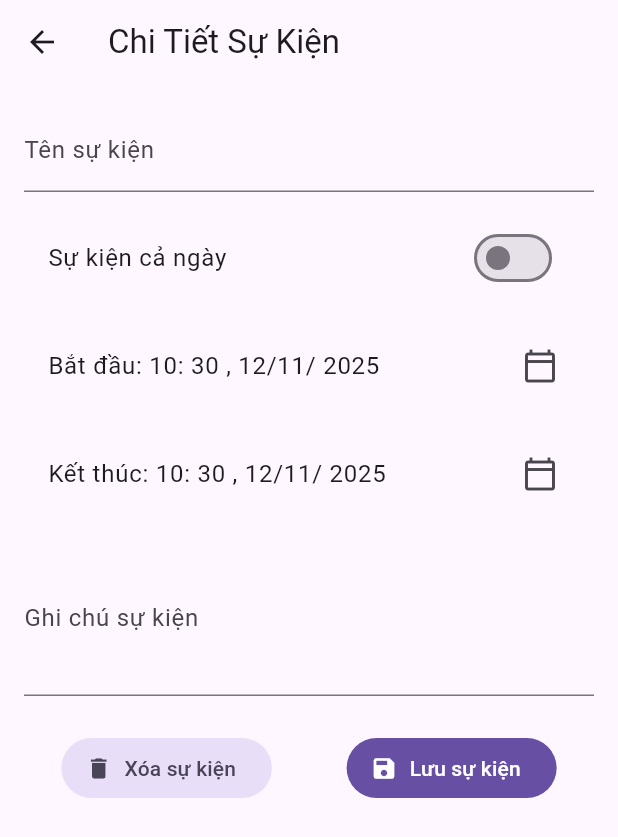
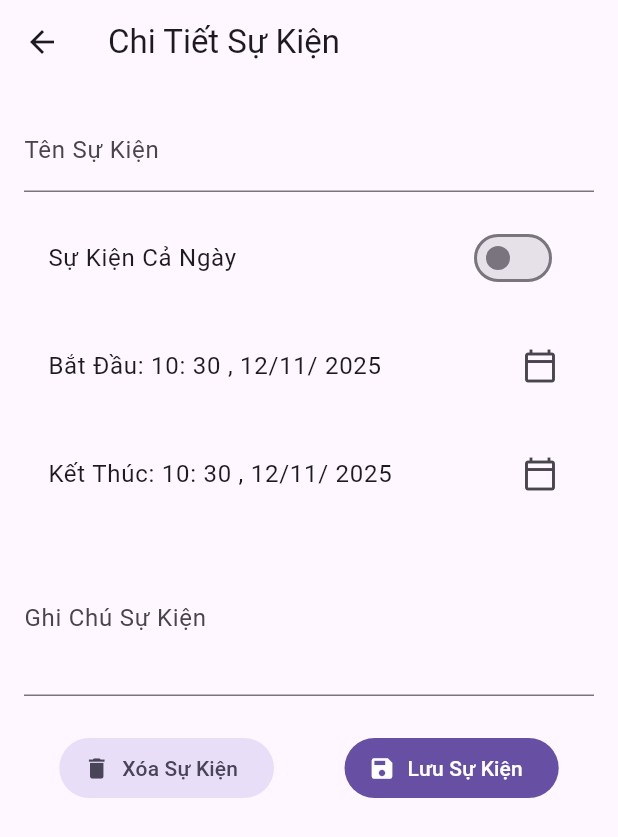
Before and after one commit to provincevu/Event_Manager, a Flutter app: the EventDetailView screen opened directly with empty values, on a phone screen of 412 x 824 dp. Shown: the top 837 px of the screen. Run offline on Flutter 3.47's test engine with Material 3 defaults, Android fonts, the phone set to English and light mode, and no system bars; our stand-ins replace syncfusion_flutter_calendar; missing offline and left inert: localstore.

Commit message:
hoàn thiện chức năng thay đổi ngôn ngữ

```diff
--- a/lib/event/event_detail_view.dart
+++ b/lib/event/event_detail_view.dart
@@ -92,11 +92,11 @@ class _EventDetailViewState extends State<EventDetailView> {
             children: [
               TextField(
                 controller: subjectController,
-                decoration: const InputDecoration(labelText: "Tên sự kiện"),
+                decoration: InputDecoration(labelText: al.labelText),
               ),
               SizedBox(height: 16),
               ListTile(
-                title: const Text("Sự kiện cả ngày"),
+                title: Text(al.allDayEvent),
                 trailing: Switch(
                   value: widget.event.isAllDay,
                   onChanged: (value) {
@@ -109,8 +109,8 @@ class _EventDetailViewState extends State<EventDetailView> {
               const SizedBox(height: 16),
               ListTile(
                 title: Text(widget.event.isAllDay
-                    ? 'Bắt đầu: ${widget.event.startTime.day}/${widget.event.startTime.month}/${widget.event.startTime.year}'
-                    : 'Bắt đầu: ${widget.event.formatedStartTimeString}'),
+                    ? '${al.start}: ${widget.event.startTime.day}/${widget.event.startTime.month}/${widget.event.startTime.year}'
+                    : '${al.start}: ${widget.event.formatedStartTimeString}'),
                 trailing: const Icon(Icons.calendar_today_outlined),
                 onTap: () async {
                   if (widget.event.isAllDay) {
@@ -122,9 +122,7 @@ class _EventDetailViewState extends State<EventDetailView> {
                     );
                     if (picked != null) {
                       setState(() {
-                        // set to start of day
                         widget.event.startTime = DateTime(picked.year, picked.month, picked.day);
-                        // ensure end is after start (for all-day, end = start + 1 day if it was equal or before)
                         if (!widget.event.endTime.isAfter(widget.event.startTime)) {
                           widget.event.endTime = widget.event.startTime.add(const Duration(days: 1));
                         }
@@ -138,7 +136,7 @@ class _EventDetailViewState extends State<EventDetailView> {
 
               if (widget.event.isAllDay)
                 ListTile(
-                  title: Text('Chọn giờ bắt đầu: ${TimeOfDay.fromDateTime(widget.event.startTime).format(context)}'),
+                  title: Text('${al.chooseStartTime}: ${TimeOfDay.fromDateTime(widget.event.startTime).format(context)}'),
                   trailing: const Icon(Icons.access_time_outlined),
                   onTap: () async {
                     final pickedTime = await showTimePicker(
@@ -164,8 +162,8 @@ class _EventDetailViewState extends State<EventDetailView> {
               const SizedBox(height: 16),
               ListTile(
                 title: Text(widget.event.isAllDay
-                    ? 'Kết thúc: ${widget.event.endTime.day}/${widget.event.endTime.month}/${widget.event.endTime.year}'
-                    : 'Kết thúc: ${widget.event.formatedEndTimeString}'),
+                    ? '${al.end}: ${widget.event.endTime.day}/${widget.event.endTime.month}/${widget.event.endTime.year}'
+                    : '${al.end}: ${widget.event.formatedEndTimeString}'),
                 trailing: const Icon(Icons.calendar_today_outlined),
                 onTap: () async {
                   if (widget.event.isAllDay) {
@@ -177,9 +175,7 @@ class _EventDetailViewState extends State<EventDetailView> {
                     );
                     if (picked != null) {
                       setState(() {
-                        // set to start of picked day
                         widget.event.endTime = DateTime(picked.year, picked.month, picked.day).add(const Duration(days: 1));
-                        // ensure end is after start
                         if (!widget.event.endTime.isAfter(widget.event.startTime)) {
                           widget.event.endTime = widget.event.startTime.add(const Duration(days: 1));
                         }
@@ -192,7 +188,7 @@ class _EventDetailViewState extends State<EventDetailView> {
               ),
               if (widget.event.isAllDay)
                 ListTile(
-                  title: Text('Chọn giờ kết thúc: ${TimeOfDay.fromDateTime(widget.event.endTime).format(context)}'),
+                  title: Text('${al.chooseEndTime}: ${TimeOfDay.fromDateTime(widget.event.endTime).format(context)}'),
                   trailing: const Icon(Icons.access_time_outlined),
                   onTap: () async {
                     final pickedTime = await showTimePicker(
@@ -218,8 +214,8 @@ class _EventDetailViewState extends State<EventDetailView> {
               const SizedBox(height: 16),
               TextField(
                 controller: notesController,
-                decoration: const InputDecoration(
-                  labelText: 'Ghi chú sự kiện',
+                decoration: InputDecoration(
+                  labelText: al.eventNotes,
                 ),
                 maxLines: 3,
               ),
@@ -231,12 +227,12 @@ class _EventDetailViewState extends State<EventDetailView> {
                     FilledButton.tonalIcon(
                       onPressed: _deleteEvent,
                       icon: const Icon(Icons.delete),
-                      label: const Text('Xóa sự kiện'),
+                      label: Text(al.deleteEvent),
                     ),
                   FilledButton.icon(
                     onPressed: _saveEvent,
                     icon: const Icon(Icons.save),
-                    label: const Text('Lưu sự kiện'),
+                    label: Text(al.saveEvent),
                   ),
                 ],
               ),
--- a/lib/l10n/app_localizations.dart
+++ b/lib/l10n/app_localizations.dart
@@ -115,6 +115,78 @@ abstract class AppLocalizations {
   /// In en, this message translates to:
   /// **'Event Details'**
   String get eventDetails;
+
+  /// No description provided for @labelText.
+  ///
+  /// In en, this message translates to:
+  /// **'Event Name'**
+  String get labelText;
+
+  /// No description provided for @start.
+  ///
+  /// In en, this message translates to:
+  /// **'Start'**
+  String get start;
+
+  /// No description provided for @end.
+  ///
+  /// In en, this message translates to:
+  /// **'End'**
+  String get end;
+
+  /// No description provided for @chooseStartTime.
+  ///
+  /// In en, this message translates to:
+  /// **'Choose Start Time'**
+  String get chooseStartTime;
+
+  /// No description provided for @chooseEndTime.
+  ///
+  /// In en, this message translates to:
+  /// **'Choose End Time'**
+  String get chooseEndTime;
+
+  /// No description provided for @eventNotes.
+  ///
+  /// In en, this message translates to:
+  /// **'Event Notes'**
+  String get eventNotes;
+
+  /// No description provided for @deleteEvent.
+  ///
+  /// In en, this message translates to:
+  /// **'Delete Event'**
+  String get deleteEvent;
+
+  /// No description provided for @saveEvent.
+  ///
+  /// In en, this message translates to:
+  /// **'Save Event'**
+  String get saveEvent;
+
+  /// No description provided for @allDayEvent.
+  ///
+  /// In en, this message translates to:
+  /// **'All-day Event'**
+  String get allDayEvent;
+
+  /// No description provided for @noEventsFound.
+  ///
+  /// In en, this message translates to:
+  /// **'No events found'**
+  String get noEventsFound;
+
+  /// No description provided for @noTitle.
+  ///
+  /// In en, this message translates to:
+  /// **'(No Title)'**
+  String get noTitle;
+
+  /// No description provided for @newEvent.
+  ///
+  /// In en, this message translates to:
+  /// **'New Event'**
+  String get newEvent;
 }
 
 class _AppLocalizationsDelegate
--- a/lib/main.dart
+++ b/lib/main.dart
@@ -1,34 +1,39 @@
 import 'package:event_manager/event/event_view.dart';
 import 'package:flutter/material.dart';
-import '../l10n/app_localizations.dart';
-import 'package:flutter_localizations/flutter_localizations.dart';
+import 'l10n/app_localizations.dart';
 
 void main() {
-  runApp(MyApp());
+  runApp(const MyApp());
 }
 
-class MyApp extends StatelessWidget {
-  MyApp({super.key});
-  final ValueNotifier<Locale?> appLocale = ValueNotifier<Locale?>(Locale('vi'));
-  void setAppLocale(Locale? locale) => appLocale.value = locale;
+class MyApp extends StatefulWidget {
+  const MyApp({super.key});
+
+  // Cung cấp cách truy cập tới state để đổi locale từ các màn hình con
+  static _MyAppState? of(BuildContext context) =>
+      context.findAncestorStateOfType<_MyAppState>();
+
+  @override
+  State<MyApp> createState() => _MyAppState();
+}
+
+class _MyAppState extends State<MyApp> {
+  Locale? _locale = const Locale('vi');
+
+  void setLocale(Locale? locale) {
+    setState(() {
+      _locale = locale;
+    });
+  }
+
   @override
   Widget build(BuildContext context) {
-    return ValueListenableBuilder<Locale?>(
-      valueListenable: appLocale,
-      builder: (context, locale, _) {
-        return MaterialApp(
-          debugShowCheckedModeBanner: false,
-          localizationsDelegates: [
-            AppLocalizations.delegate,
-            GlobalMaterialLocalizations.delegate,
-            GlobalCupertinoLocalizations.delegate,
-            GlobalWidgetsLocalizations.delegate,
-          ],
-          supportedLocales: const [Locale('en'), Locale('vi')],
-          locale: locale,
-          home: const EventView(),
-        );
-      },
+    return MaterialApp(
+      debugShowCheckedModeBanner: false,
+      localizationsDelegates: AppLocalizations.localizationsDelegates,
+      supportedLocales: AppLocalizations.supportedLocales,
+      locale: _locale,
+      home: const EventView(),
     );
   }
 }
```
Also changed, not shown: lib/event/event_view.dart (+7 -7 lines), lib/l10n/app_en.arb (+13 -1 lines), lib/l10n/app_localizations_en.dart (+36 -0 lines), lib/l10n/app_localizations_vi.dart (+36 -0 lines), lib/l10n/app_vn.arb (+14 -1 lines).
